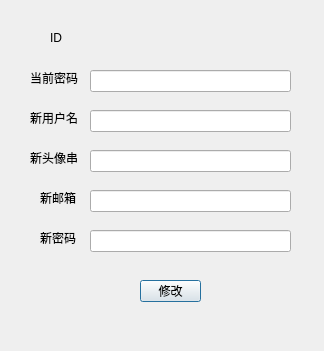
Old version of the form client/ui/settings.ui in the repository pechpo/What-s-up.
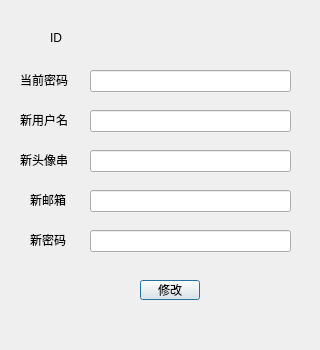
New version of the form.

Diff of the .ui file:
```diff
--- a/client/ui/settings.ui
+++ b/client/ui/settings.ui
@@ -6,8 +6,8 @@
    <rect>
     <x>0</x>
     <y>0</y>
-    <width>324</width>
-    <height>351</height>
+    <width>320</width>
+    <height>350</height>
    </rect>
   </property>
   <property name="windowTitle">
@@ -29,10 +29,10 @@
   <widget class="QLabel" name="label_2">
    <property name="geometry">
     <rect>
-     <x>30</x>
+     <x>20</x>
      <y>110</y>
-     <width>51</width>
-     <height>16</height>
+     <width>61</width>
+     <height>20</height>
     </rect>
    </property>
    <property name="text">
@@ -42,10 +42,10 @@
   <widget class="QLabel" name="label_3">
    <property name="geometry">
     <rect>
-     <x>40</x>
+     <x>30</x>
      <y>230</y>
-     <width>51</width>
-     <height>16</height>
+     <width>61</width>
+     <height>20</height>
     </rect>
    </property>
    <property name="text">
@@ -55,10 +55,10 @@
   <widget class="QLabel" name="label_4">
    <property name="geometry">
     <rect>
-     <x>30</x>
+     <x>20</x>
      <y>70</y>
-     <width>51</width>
-     <height>16</height>
+     <width>61</width>
+     <height>20</height>
     </rect>
    </property>
    <property name="text">
@@ -104,10 +104,10 @@
   <widget class="QLabel" name="label_5">
    <property name="geometry">
     <rect>
-     <x>30</x>
+     <x>20</x>
      <y>150</y>
-     <width>51</width>
-     <height>16</height>
+     <width>61</width>
+     <height>20</height>
     </rect>
    </property>
    <property name="text">
@@ -132,8 +132,8 @@
     <rect>
      <x>140</x>
      <y>280</y>
-     <width>61</width>
-     <height>22</height>
+     <width>60</width>
+     <height>20</height>
     </rect>
    </property>
    <property name="text">
@@ -153,10 +153,10 @@
   <widget class="QLabel" name="label_6">
    <property name="geometry">
     <rect>
-     <x>40</x>
+     <x>30</x>
      <y>190</y>
-     <width>41</width>
-     <height>16</height>
+     <width>51</width>
+     <height>20</height>
     </rect>
    </property>
    <property name="text">
```
